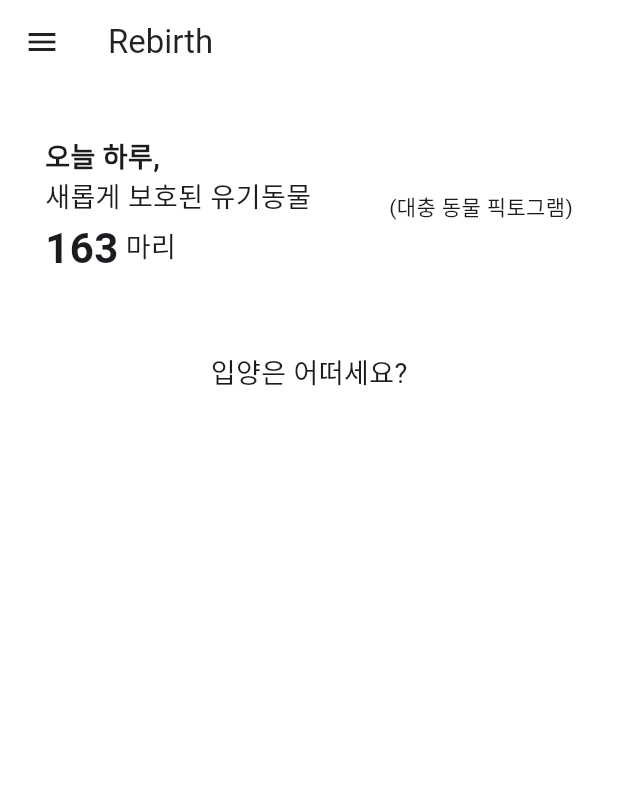
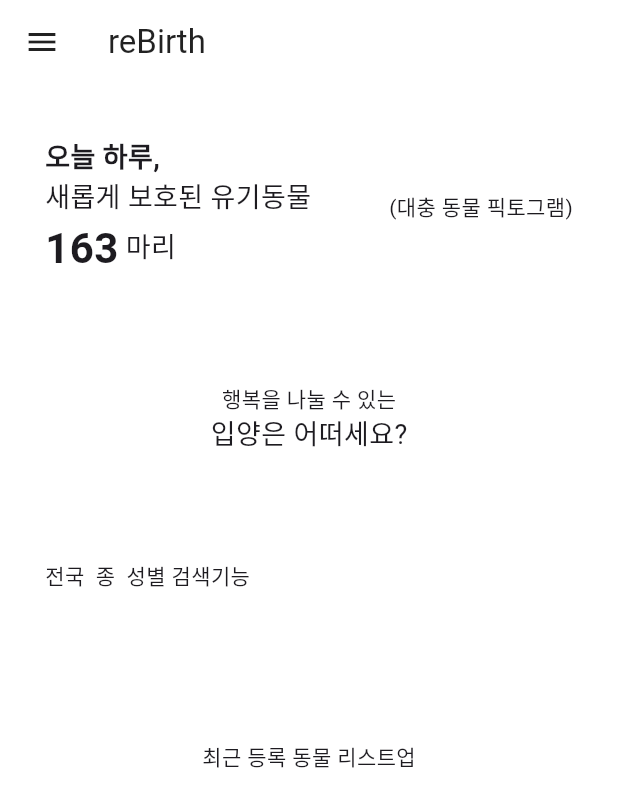
Before and after one commit to donato14/rebirth, a Flutter app: the screen it shows after launch, on a phone screen of 412 x 824 dp. Shown: the top 807 px of the screen. Run offline on Flutter 3.47's test engine with Material 3 defaults, Android fonts, the light colour scheme and no system bars.

Commit message:
레이아웃 디자인 끝

```diff
--- a/lib/main.dart
+++ b/lib/main.dart
@@ -28,7 +28,7 @@
             },
           ),
           title: const Text(
-            'Rebirth',
+            'reBirth',
             style: TextStyle(color: Colors.black87),
           ),
           backgroundColor: Colors.white,
@@ -76,12 +76,27 @@
                   ],
                 ),
                 SizedBox(
-                  height: 50,
+                  height: 70,
                 ),
+                Text('행복을 나눌 수 있는'),
                 Text(
                   '입양은 어떠세요?',
                   style: TextStyle(fontSize: 18),
-                )
+                ),
+                SizedBox(
+                  height: 70,
+                ),
+                Row(
+                  children: [
+                    Text('전국 '),
+                    Text(' 종 '),
+                    Text(' 성별 검색기능'),
+                  ],
+                ),
+                SizedBox(
+                  height: 100,
+                ),
+                Text('최근 등록 동물 리스트업')
               ],
             ),
           ),
```
